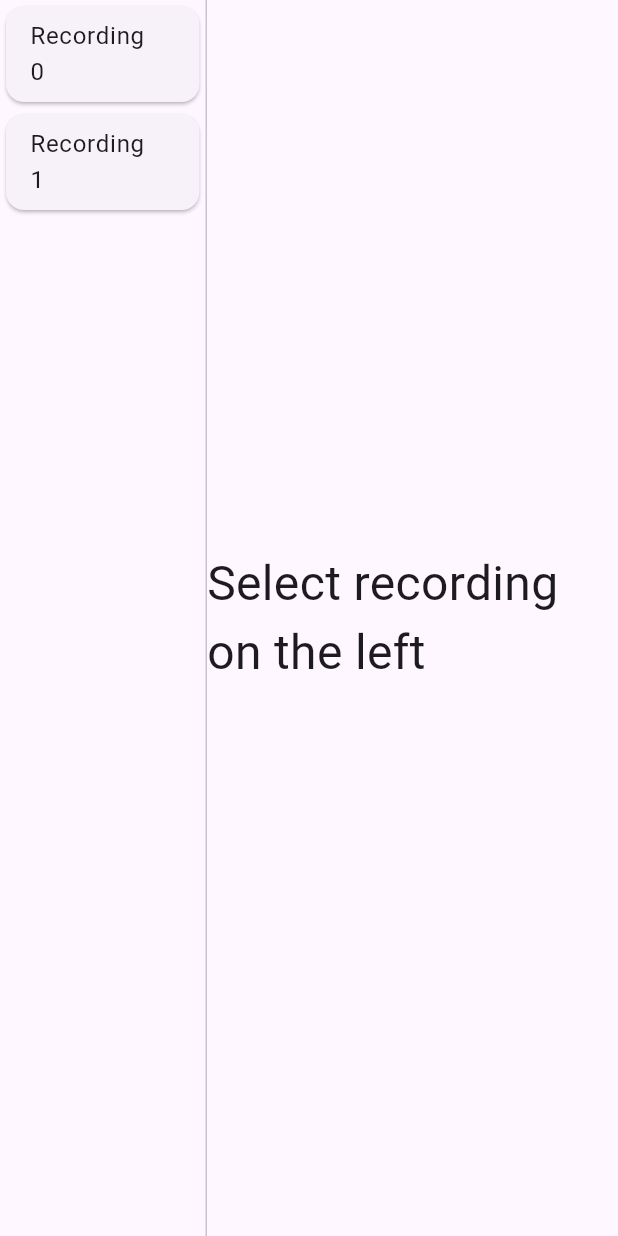
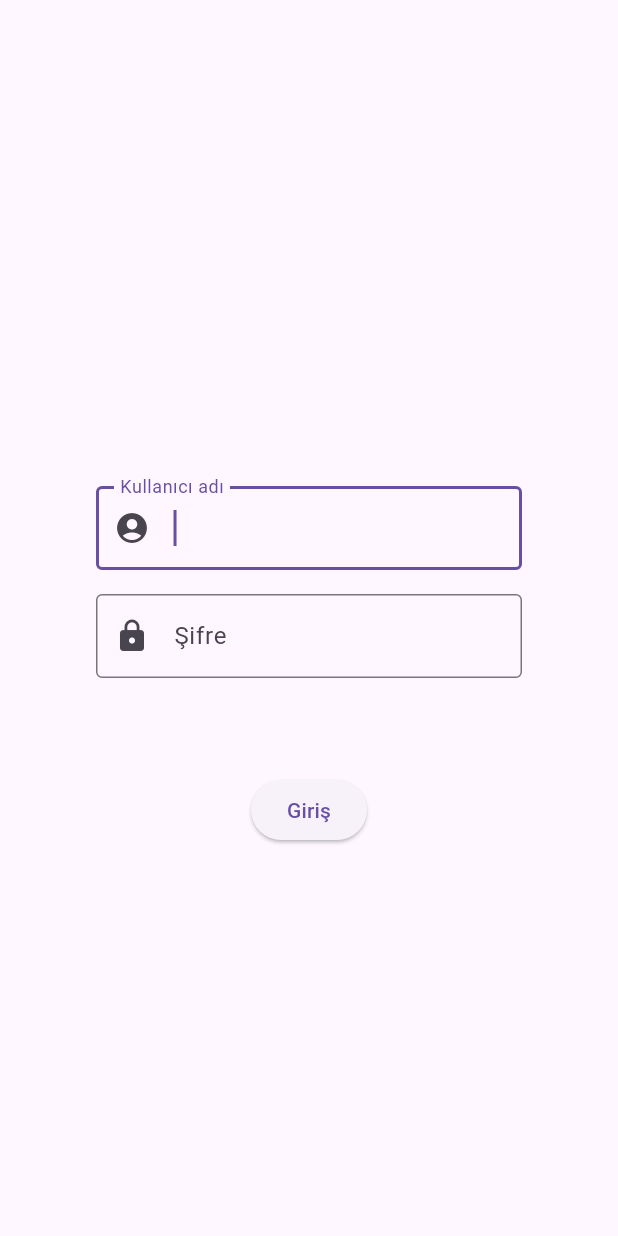
Before and after one commit to ekrem-qb/big_b_flutter, a Flutter app: the screen it shows after launch, on a phone screen of 412 x 824 dp. Run offline on Flutter 3.47's test engine with Material 3 defaults, Android fonts, the phone set to English and light mode, and no system bars; our stand-ins replace just_audio, scrollable_positioned_list, supabase_flutter; accounts and stored records are empty; statements that could not run were skipped.

Commit message:
Add logging in Add login page Add routing

```diff
--- a/lib/main.dart
+++ b/lib/main.dart
@@ -1,7 +1,10 @@
 import 'package:flutter/material.dart';
 
 import 'api/database.dart';
+import 'ui/widgets/pages/home/home_model.dart';
 import 'ui/widgets/pages/home/home_widget.dart';
+import 'ui/widgets/pages/login/login_model.dart';
+import 'ui/widgets/pages/login/login_widget.dart';
 
 Future<void> main() async {
   WidgetsFlutterBinding.ensureInitialized();
@@ -17,7 +20,11 @@ class MyApp extends StatelessWidget {
     return MaterialApp(
       title: 'Flutter Demo',
       darkTheme: ThemeData.dark(),
-      home: const HomeWidget(),
+      initialRoute: Home.route,
+      routes: {
+        Home.route: (final context) => const HomePage(),
+        Login.route: (final context) => const LoginWidget(),
+      },
     );
   }
 }
--- a/lib/ui/widgets/pages/home/home_model.dart
+++ b/lib/ui/widgets/pages/home/home_model.dart
@@ -1,13 +1,18 @@
 import 'dart:async';
 
 import 'package:flutter/widgets.dart';
+import 'package:supabase_flutter/supabase_flutter.dart';
 
+import '../../../../api/database.dart';
 import '../../../../api/recording.dart';
 import '../../../../api/text_line.dart';
 import '../../../../constants.dart';
+import '../login/login_model.dart';
 
 class Home extends ChangeNotifier {
-  Home() {
+  Home(this._context) {
+    _checkAuth();
+
     recordings = [
       Recording(
         audioUrl: Uri.parse('https://cdn.latestnaijamusic.com/wp-content/uploads/2022/12/Rema_Selena_Gomez_-_Calm_Down_Latestnaijamusic.com.mp3?_=1'),
@@ -22,6 +27,10 @@ class Home extends ChangeNotifier {
     Future.microtask(_loadLyrics);
   }
 
+  static const String route = '/';
+
+  final BuildContext _context;
+  late final StreamSubscription? _authSubscription;
   final ScrollController scrollController = ScrollController();
 
   List<Recording>? _recordings;
@@ -40,6 +49,17 @@ class Home extends ChangeNotifier {
 
     _selectedRecordingIndex = value;
     notifyListeners();
+  }
+
+  bool _checkAuth() {
+    final isLoggedIn = db.auth.currentSession == null || db.auth.currentSession!.isExpired;
+    if (isLoggedIn) {
+      _goToLoginPage();
+    } else {
+      _authSubscription = db.auth.onAuthStateChange.listen(_onAuthStateChange);
+    }
+
+    return isLoggedIn;
   }
 
   FutureOr _loadLyrics() {
@@ -74,4 +94,27 @@ class Home extends ChangeNotifier {
           .toList(),
     );
   }
+
+  void _onAuthStateChange(final AuthState state) {
+    switch (state.event) {
+      case AuthChangeEvent.signedOut:
+      case AuthChangeEvent.userDeleted:
+        _goToLoginPage();
+      default:
+    }
+  }
+
+  void logout() {
+    db.auth.signOut();
+  }
+
+  void _goToLoginPage() {
+    Navigator.pushReplacementNamed(_context, Login.route);
+  }
+
+  @override
+  void dispose() {
+    _authSubscription?.cancel();
+    super.dispose();
+  }
 }
--- /dev/null
+++ b/lib/ui/widgets/pages/login/login_model.dart
@@ -0,0 +1,30 @@
+import 'package:flutter/material.dart';
+
+import '../../../../api/database.dart';
+import '../home/home_model.dart';
+
+class Login extends ChangeNotifier {
+  static const String route = '/login';
+
+  final emailController = TextEditingController();
+  final passwordController = TextEditingController();
+
+  Future<void> login(final BuildContext context) async {
+    if (emailController.text.isEmpty) return;
+    if (passwordController.text.isEmpty) return;
+
+    try {
+      final response = await db.auth.signInWithPassword(
+        email: emailController.text,
+        password: passwordController.text,
+      );
+
+      if (response.user == null) return;
+      if (response.session == null) return;
+
+      await Navigator.pushReplacementNamed(context, Home.route);
+    } on Exception catch (e) {
+      ScaffoldMessenger.of(context).showSnackBar(SnackBar(content: Text(e.toString())));
+    }
+  }
+}
--- /dev/null
+++ b/lib/ui/widgets/pages/login/login_widget.dart
@@ -0,0 +1,76 @@
+import 'package:flutter/material.dart';
+import 'package:provider/provider.dart';
+
+import 'login_model.dart';
+
+class LoginWidget extends StatelessWidget {
+  const LoginWidget({super.key});
+
+  @override
+  Widget build(final BuildContext context) {
+    return ChangeNotifierProvider(
+      create: (final context) => Login(),
+      child: const Scaffold(
+        body: Center(
+          child: Column(
+            mainAxisSize: MainAxisSize.min,
+            children: [
+              _Fields(),
+              _LoginButton(),
+            ],
+          ),
+        ),
+      ),
+    );
+  }
+}
+
+class _LoginButton extends StatelessWidget {
+  const _LoginButton();
+
+  @override
+  Widget build(final BuildContext context) {
+    final model = context.read<Login>();
+
+    return ElevatedButton(
+      onPressed: () => model.login(context),
+      child: const Text('Giriş'),
+    );
+  }
+}
+
+class _Fields extends StatelessWidget {
+  const _Fields();
+
+  @override
+  Widget build(final BuildContext context) {
+    final model = context.read<Login>();
+
+    return Padding(
+      padding: const EdgeInsets.all(64),
+      child: Column(
+        mainAxisSize: MainAxisSize.min,
+        children: [
+          TextField(
+            autofocus: true,
+            decoration: const InputDecoration(
+              border: OutlineInputBorder(),
+              label: Text('Kullanıcı adı'),
+              prefixIcon: Icon(Icons.account_circle),
+            ),
+            controller: model.emailController,
+          ),
+          const SizedBox(height: 16),
+          TextField(
+            decoration: const InputDecoration(
+              border: OutlineInputBorder(),
+              label: Text('Şifre'),
+              prefixIcon: Icon(Icons.lock),
+            ),
+            controller: model.passwordController,
+          ),
+        ],
+      ),
+    );
+  }
+}
```
Also changed, not shown: lib/ui/widgets/pages/home/home_widget.dart (+25 -5 lines).
